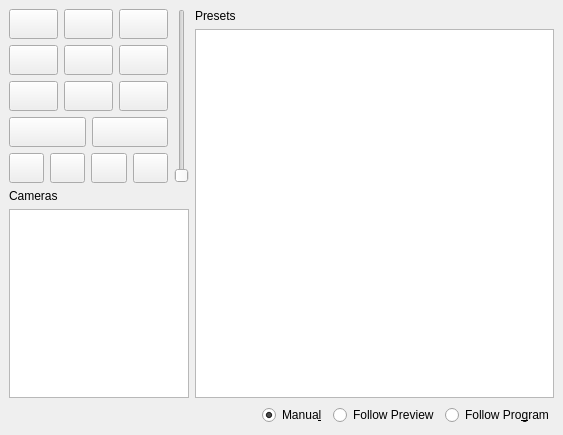
This is ptz-controls.ui in glikely/obs-ptz as Qt 5 draws it before an edit. The edited form follows.
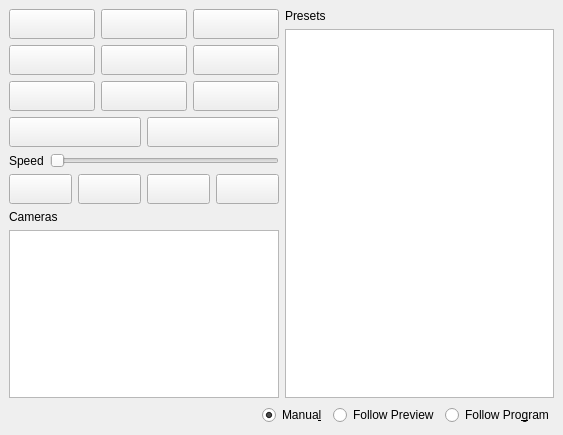
This is the edited form. Icons and pictures are not drawn.

Commit message:
Re-layout controls with horizontal speed slider
There were a lot of questions about what the vertical slider was for,
but with it layed out vertically there isn't any room for a label.
Rearrange the controls so the speed is horizontal with a label.

Patch:
```diff
--- a/ptz-controls.ui
+++ b/ptz-controls.ui
@@ -25,7 +25,7 @@
    </property>
    <layout class="QVBoxLayout" name="verticalLayout">
     <item>
-     <layout class="QHBoxLayout" name="horizontalLayout_3" stretch="1,2">
+     <layout class="QHBoxLayout" name="horizontalLayout_3">
       <item>
        <layout class="QVBoxLayout" name="verticalLayout_4">
         <item>
@@ -134,16 +134,6 @@
             </property>
            </widget>
           </item>
-          <item row="0" column="3" rowspan="5">
-           <widget class="QSlider" name="speedSlider">
-            <property name="toolTip">
-             <string>&lt;html&gt;&lt;head/&gt;&lt;body&gt;&lt;p&gt;Set speed of pan, tilt and zoom commands&lt;/p&gt;&lt;/body&gt;&lt;/html&gt;</string>
-            </property>
-            <property name="orientation">
-             <enum>Qt::Vertical</enum>
-            </property>
-           </widget>
-          </item>
           <item row="1" column="1">
            <widget class="QPushButton" name="panTiltButton_home">
             <property name="sizePolicy">
@@ -271,7 +261,9 @@
             </property>
            </widget>
           </item>
-          <item row="3" column="0" colspan="3">
+         </layout>
+        </item>
+        <item>
            <layout class="QHBoxLayout" name="zoomControlsHorizontalLayout">
             <item>
              <widget class="QPushButton" name="zoomButton_wide">
@@ -324,7 +316,28 @@
             </item>
            </layout>
           </item>
-          <item row="4" column="0" colspan="3">
+        <item>
+         <layout class="QHBoxLayout" name="horizontalLayout">
+          <item>
+           <widget class="QLabel" name="label_3">
+            <property name="text">
+             <string>Speed</string>
+            </property>
+           </widget>
+          </item>
+          <item>
+           <widget class="QSlider" name="speedSlider">
+            <property name="toolTip">
+             <string>&lt;html&gt;&lt;head/&gt;&lt;body&gt;&lt;p&gt;Set speed of pan, tilt and zoom commands&lt;/p&gt;&lt;/body&gt;&lt;/html&gt;</string>
+            </property>
+            <property name="orientation">
+             <enum>Qt::Horizontal</enum>
+            </property>
+           </widget>
+          </item>
+         </layout>
+        </item>
+        <item>
            <layout class="QHBoxLayout" name="focusControlsHorizontalLayout">
             <item>
              <widget class="QPushButton" name="focusButton_auto">
@@ -426,8 +439,6 @@
                 <normaloff>:/icons/icons/focus_onetouch.svg</normaloff>:/icons/icons/focus_onetouch.svg</iconset>
               </property>
              </widget>
-            </item>
-           </layout>
           </item>
          </layout>
         </item>
```
Lines whose indentation alone changed are shown as unchanged.
